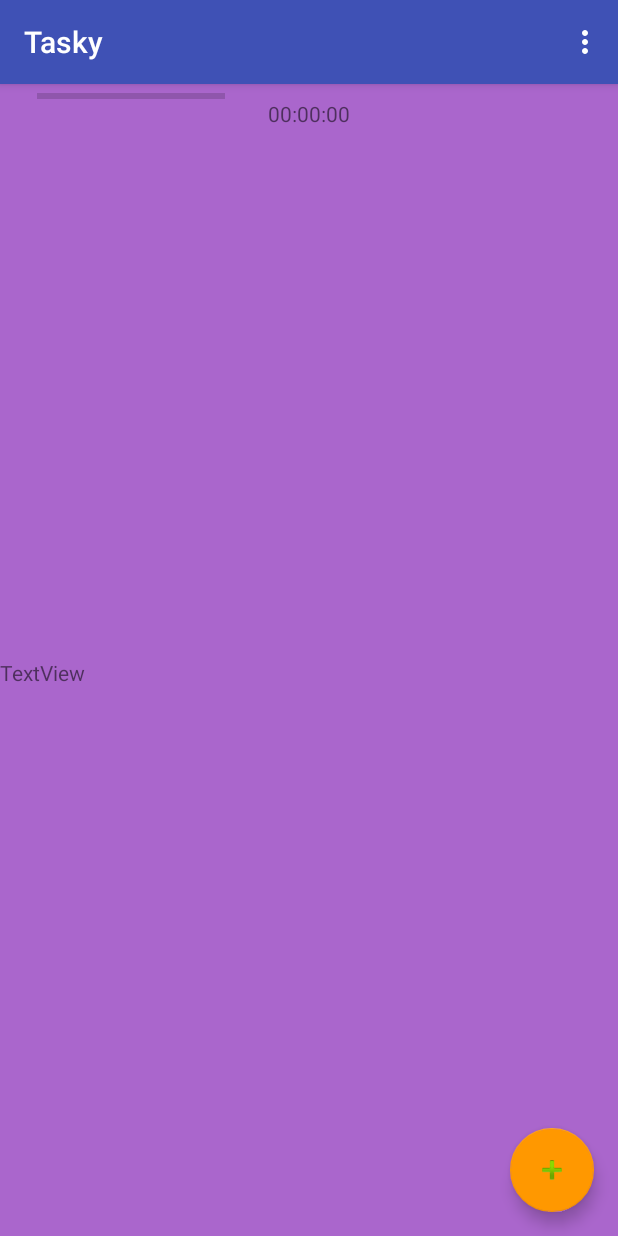
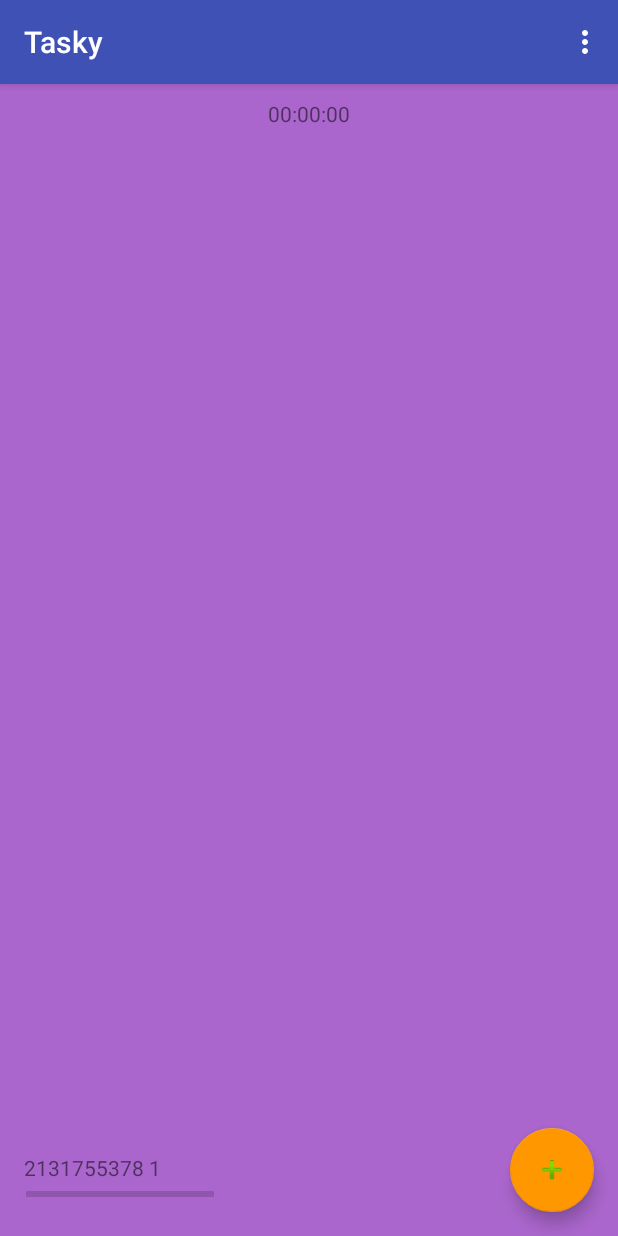
Before and after one commit to cqpham/SEG3125_Project, an Android app: the screen it shows after launch (MainActivity), on a phone screen of 412 x 824 dp. Run offline under Robolectric (Android 15) with nearby library versions, the phone set to English and light mode, and no system bars.

Commit message:
Changes to layout of main and added code for level

```diff
--- a/app/src/main/java/seg3125/project/MainActivity.java
+++ b/app/src/main/java/seg3125/project/MainActivity.java
@@ -19,19 +19,22 @@ import android.support.design.widget.Snackbar;
 public class MainActivity extends AppCompatActivity {
 
     private TextView countdownText;
+    private TextView levelText;
     private long taskDurationMilliseconds, taskDurationMinutes;
     private final String[] minArray = {"5", "10", "15", "20", "25", "30", "35", "40", "45", "50", "55"};
+    private long level, pointsEarned;
+    private SharedPreferences sharedPreferences;
 
     @Override
     protected void onCreate(Bundle savedInstanceState) {
         super.onCreate(savedInstanceState);
         setContentView(R.layout.activity_main);
 
-        SharedPreferences sharedPreferences = getPreferences(Context.MODE_PRIVATE);
+        sharedPreferences = getPreferences(Context.MODE_PRIVATE);
         int defaultLevelValue = getResources().getInteger(R.integer.saved_level_default);
-        long level = sharedPreferences.getInt(getString(R.string.saved_level), defaultLevelValue);
+        level = sharedPreferences.getInt(getString(R.string.saved_level), defaultLevelValue);
         int defaultPointsEarnedValue = getResources().getInteger(R.integer.points_earned_default);
-        long pointsEarned = sharedPreferences.getInt(getString(R.string.points_earned), defaultPointsEarnedValue);
+        pointsEarned = sharedPreferences.getInt(getString(R.string.points_earned), defaultPointsEarnedValue);
 
         Toolbar toolbar = (Toolbar) findViewById(R.id.toolbar);
         setSupportActionBar(toolbar);
@@ -45,6 +48,8 @@ public class MainActivity extends AppCompatActivity {
         });
 
         countdownText = (TextView) findViewById(R.id.countDownText) ;
+        levelText = (TextView) findViewById(R.id.level_text);
+        levelText.setText(R.string.level + " " + level);
     }
 
     @Override
@@ -123,6 +128,8 @@ public class MainActivity extends AppCompatActivity {
                     public void onClick(DialogInterface dialog, int which) {
                         // positive button logic
                         dialog.cancel();
+                        level += 1;
+                        levelText.setText(R.string.level + " " + level);
                     }
                 });
 
--- a/app/src/main/res/layout/content_main.xml
+++ b/app/src/main/res/layout/content_main.xml
@@ -23,42 +23,53 @@
         app:layout_constraintVertical_bias="0.0" />
 
     <LinearLayout
-        android:layout_width="wrap_content"
+        android:id="@+id/countdown_layout"
+        android:layout_width="0dp"
         android:layout_height="wrap_content"
-        android:orientation="horizontal"
+        android:layout_marginLeft="8dp"
+        android:layout_marginRight="8dp"
+        android:orientation="vertical"
+        app:layout_constraintBottom_toBottomOf="parent"
+        app:layout_constraintHorizontal_bias="0.0"
         app:layout_constraintLeft_toLeftOf="parent"
+        app:layout_constraintRight_toRightOf="@+id/room_img"
         app:layout_constraintTop_toTopOf="parent"
-        app:layout_constraintRight_toRightOf="parent">
+        app:layout_constraintVertical_bias="0.0"
+        android:gravity="center">
 
         <TextView
             android:id="@+id/countDownText"
             android:layout_width="wrap_content"
-            android:layout_height="wrap_content"
-            android:layout_weight="1"
+            android:layout_height="0dp"
             android:layout_marginTop="10dp"
+            android:layout_weight="0.05"
+            android:gravity="center_horizontal"
             android:text="@string/timer_default"
-            tools:layout_editor_absoluteX="0dp"
-            tools:layout_editor_absoluteY="0dp" />
-
+            app:layout_constraintBottom_toTopOf="@id/level_text"
+            app:layout_constraintTop_toTopOf="parent" />
     </LinearLayout>
-
-    <ProgressBar
-        android:id="@+id/progressBar"
-        style="?android:attr/progressBarStyleHorizontal"
-        android:layout_width="125dp"
-        android:layout_height="wrap_content"
-        app:layout_constraintBottom_toTopOf="level_text"
-        app:layout_constraintLeft_toLeftOf="parent"
-        app:layout_constraintRight_toRightOf="parent"
-        android:layout_marginBottom="16dp"
-        app:layout_constraintHorizontal_bias="0.086" />
 
     <TextView
         android:id="@+id/level_text"
         android:layout_width="wrap_content"
         android:layout_height="wrap_content"
-        android:text="TextView"
-        app:layout_constraintTop_toBottomOf="@id/progressBar"
-        app:layout_constraintBottom_toBottomOf="parent"/>
+        android:text="@string/level"
+        app:layout_constraintBottom_toTopOf="@id/xpPointsProgressBar"
+        app:layout_constraintLeft_toLeftOf="parent"
+        app:layout_constraintRight_toRightOf="parent"
+        app:layout_constraintHorizontal_bias="0.049"
+        android:layout_marginBottom="0dp" />
+
+    <ProgressBar
+        android:id="@+id/xpPointsProgressBar"
+        style="?android:attr/progressBarStyleHorizontal"
+        android:layout_width="125dp"
+        android:layout_height="0dp"
+        android:layout_marginTop="10dp"
+        android:layout_marginBottom="20dp"
+        app:layout_constraintBottom_toBottomOf="parent"
+        app:layout_constraintHorizontal_bias="0.061"
+        app:layout_constraintLeft_toLeftOf="parent"
+        app:layout_constraintRight_toRightOf="parent" />
 
 </android.support.constraint.ConstraintLayout>
--- a/app/src/main/res/values/strings.xml
+++ b/app/src/main/res/values/strings.xml
@@ -8,6 +8,7 @@
 
     <string name="timer_default">00:00:00</string>
 
+    <string name="level">Level</string>
     <string name="congratulations">Congratulations!</string>
     <string name="earned_points">You\'ve earned</string>
     <string name="points">XP points!</string>
```
